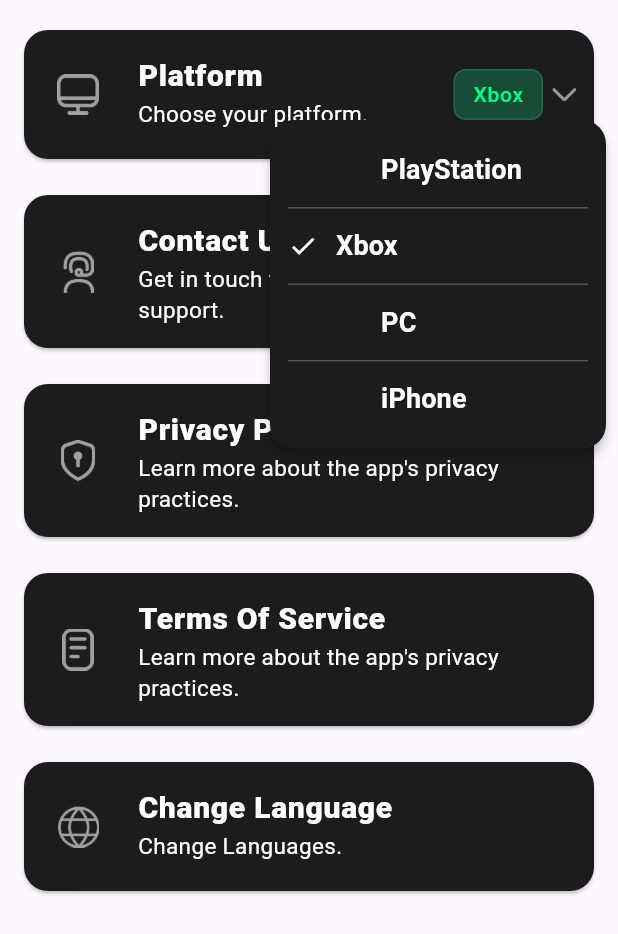
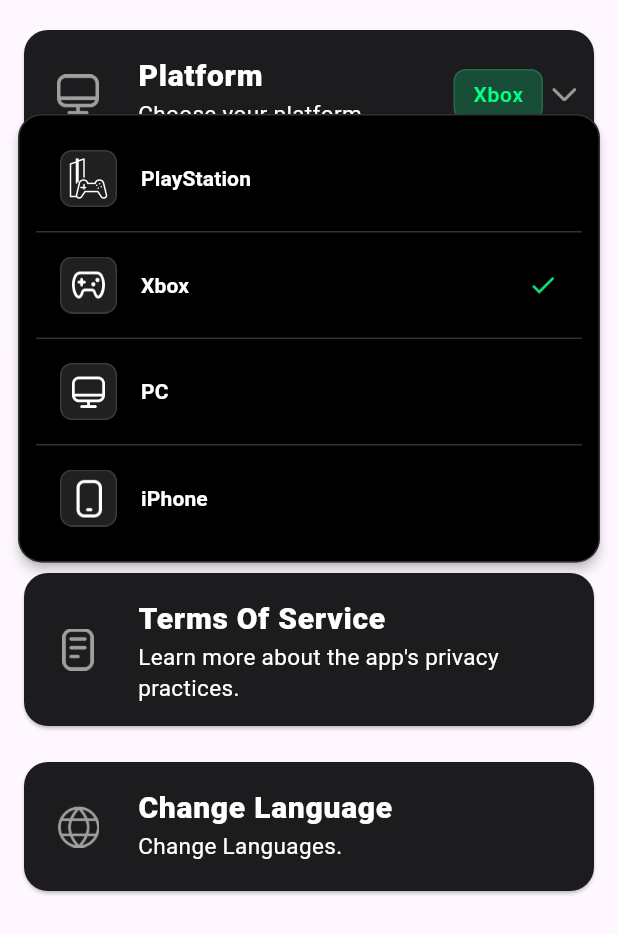
Before and after one commit to arleven/gta-all-in-one-cheats, a Flutter app: the SettingsScreen widget shown alone on an empty page, opened directly, after a tap on "Xbox", on a phone screen of 412 x 824 dp. Shown: the top 934 px of the screen. Run offline on Flutter 3.47's test engine with Material 3 defaults, Android fonts, the phone set to English and light mode, and no system bars; our stand-ins replace connectivity_plus, firebase_analytics, firebase_core, firebase_crashlytics, flutter_native_timezone, flutter_tts and 6 more; missing offline and left inert: amplitude_flutter, appsflyer_sdk, country_codes, flutter_email_sender, flutter_jailbreak_detection, plist_parser and 2 more; accounts and stored records are empty; statements that could not run were skipped.

Commit message:
Modified dropdown UI and added images instead of default icons

```diff
--- a/lib/Presentation/Settings_Screen/settings.dart
+++ b/lib/Presentation/Settings_Screen/settings.dart
@@ -1,3 +1,4 @@
+import 'package:all_gta/Models/theme_colors.dart';
 import 'package:flutter/material.dart';
 import 'package:shared_preferences/shared_preferences.dart';
 import 'package:url_launcher/url_launcher.dart';
@@ -142,31 +143,32 @@
   }
 
   void _showPlatformDropdown(BuildContext context) async {
-    if (platformKeys.length == 1) {
-      // Do nothing if only one option
-      return;
-    }
-    final RenderBox renderBox =
-        _trailingKey.currentContext!.findRenderObject() as RenderBox;
-    final Offset offset = renderBox.localToGlobal(Offset.zero);
-    final Size size = renderBox.size;
+    if (platformKeys.length == 1) return;
+
+    final RenderBox overlay =
+        Overlay.of(context).context.findRenderObject() as RenderBox;
 
     final selected = await showMenu<String>(
       context: context,
-      color: const Color(0xFF1C1C1E),
-      shape: RoundedRectangleBorder(borderRadius: BorderRadius.circular(16)),
-      position: RelativeRect.fromLTRB(
-        offset.dx,
-        offset.dy + size.height,
-        offset.dx + size.width,
-        offset.dy + size.height + 1,
+      color: const Color.fromRGBO(0, 0, 0, 1),
+      shape: RoundedRectangleBorder(
+        borderRadius: BorderRadius.circular(16),
+        side: BorderSide(color: Color.fromRGBO(102, 102, 102, 0.49), width: 1),
+      ),
+      position: RelativeRect.fromLTRB(12, kToolbarHeight + 20, 12, 0),
+      constraints: BoxConstraints(
+        minWidth: overlay.size.width - 24,
+        maxWidth: overlay.size.width - 24,
       ),
       items: List.generate(platformKeys.length * 2 - 1, (index) {
         if (index.isOdd) {
           return const PopupMenuItem<String>(
             enabled: false,
             height: 1,
-            child: Divider(height: 1, color: Colors.white24),
+            child: Divider(
+              height: 1,
+              color: Color.fromRGBO(102, 102, 102, 0.49),
+            ),
           );
         }
 
@@ -175,35 +177,57 @@
 
         return PopupMenuItem<String>(
           value: key,
-          height: 50,
+          height: 60,
+
+          child: Padding(
+            padding: const EdgeInsets.all(16),
             child: Row(
               children: [
-              if (selectedPlatformKey == key)
-                const Icon(Icons.check, color: Colors.white, size: 20)
-              else
-                const SizedBox(width: 50),
-              const SizedBox(width: 12),
-              Text(
+                Image.asset(
+                  _getPlatformImage(key),
+                  width: 38,
+                  height: 38,
+                  fit: BoxFit.contain,
+                ),
+                const SizedBox(width: 16),
+                Expanded(
+                  child: Text(
                     platform,
                     style: const TextStyle(
-                  color: Colors.white,
-                  fontSize: 18,
+                      color: Color.fromRGBO(255, 255, 255, 1),
+                      fontSize: 14,
                       fontWeight: FontWeight.w600,
                     ),
                   ),
+                ),
+                if (selectedPlatformKey == key)
+                  Icon(Icons.check, color: AppColors.primaryButton, size: 20),
               ],
+            ),
           ),
         );
       }),
     );
 
     if (selected != null) {
-      setState(() {
-        selectedPlatformKey = selected;
-      });
+      setState(() => selectedPlatformKey = selected);
       _savePlatform(selected);
+      widget.onPlatformChanged?.call(selected);
+    }
+  }
 
-      widget.onPlatformChanged?.call(selected);
+  String _getPlatformImage(String key) {
+    switch (key.toLowerCase()) {
+      case "xbox":
+        return "assets/images/xbox_icon.png";
+      case "pc":
+        return "assets/images/pc_icon.png";
+      case "playstation":
+        return "assets/images/play_icon.png";
+      case "iphone":
+        return "assets/images/iphone_icon.png";
+      default:
+        return "assets/images/xbox_icon.png";
     }
   }
 
--- a/pubspec.yaml
+++ b/pubspec.yaml
@@ -140,6 +140,10 @@
     - assets/images/terms_icon.png
     - assets/images/language_icon.png
     - assets/images/dropdown_arrow.png
+    - assets/images/xbox_icon.png
+    - assets/images/play_icon.png
+    - assets/images/pc_icon.png
+    - assets/images/iphone_icon.png
 
 
 flutter_gen:
```
Also changed, not shown: assets/images/iphone_icon.png (added), assets/images/pc_icon.png (added), assets/images/play_icon.png (added), assets/images/xbox_icon.png (added). Lines whose indentation alone changed are shown as unchanged.
